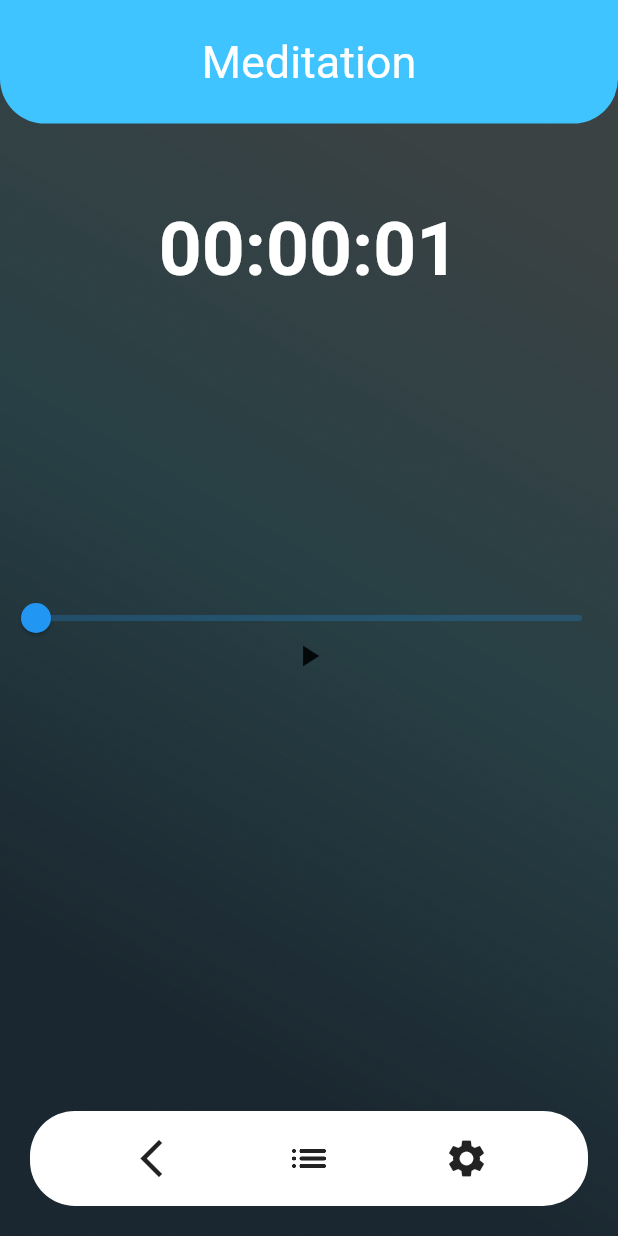
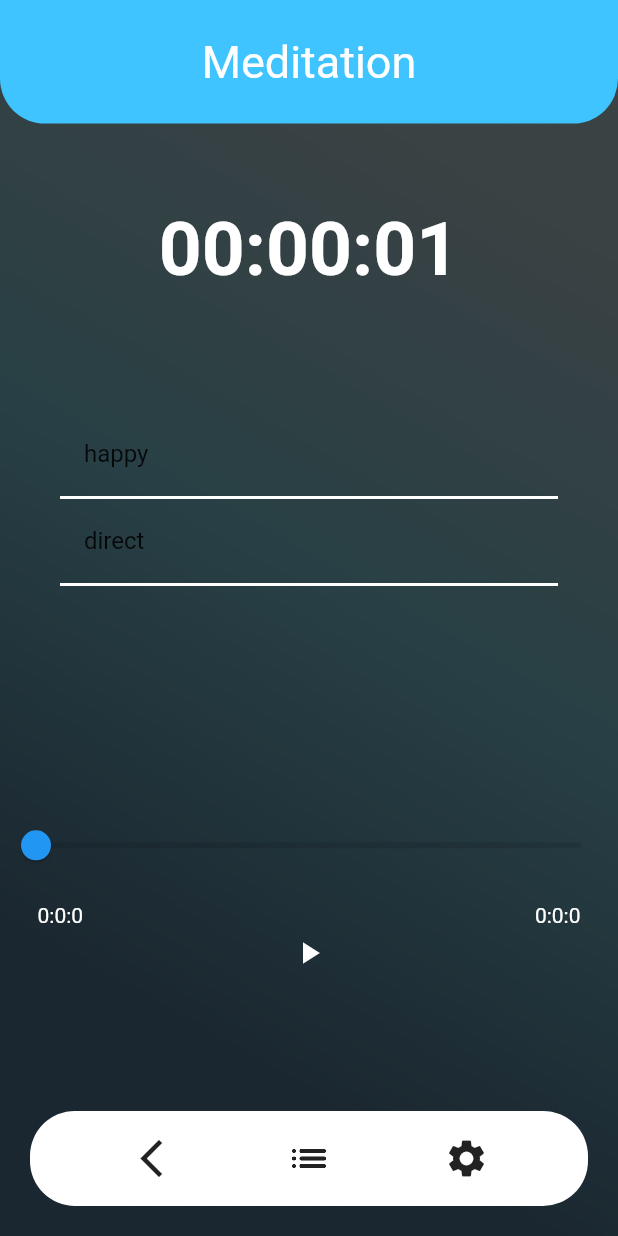
Before and after one commit to Tr1ck4/Music-focus-app, a Flutter app: the MeditationPage screen opened directly, on a phone screen of 412 x 824 dp. Run offline on Flutter 3.47's test engine with Material 2 defaults, Android fonts, the phone set to English and light mode, and no system bars; our stand-ins replace audioplayers.

Commit message:
Set up playlist and able to go back front. Music added

```diff
--- a/lib/Homepage.dart
+++ b/lib/Homepage.dart
@@ -1,4 +1,5 @@
 import 'package:flutter/material.dart';
+import 'MeditationPage.dart';
 class CustomModeButton extends StatelessWidget{
   final String mod;
   final String text;
@@ -64,7 +65,7 @@ class _MyHomePageState extends State<MyHomePage> {
                 mainAxisSize: MainAxisSize.max,
                 children: [
                   CustomModeButton(mod: "assets/meditationbox.png", text: "Meditation", onPressed: () {
-
+                    Navigator.push(context, MaterialPageRoute(builder: (context) => const MeditationPage(),));
                   },),
                   const SizedBox(height: 20,),
                   CustomModeButton(mod: "assets/workoutbox.png", text: "Workout", onPressed: () {
@@ -85,7 +86,7 @@ class _MyHomePageState extends State<MyHomePage> {
                 alignment: Alignment.bottomCenter,
                 padding: const EdgeInsets.fromLTRB(0, 0, 10,100),
                 child: IconButton(onPressed: (){}, icon: const Icon(Icons.settings,size: 50,color: Colors.white,))
-            )
+            ),
 
           ],
         )
--- a/lib/MeditationPage.dart
+++ b/lib/MeditationPage.dart
@@ -1,7 +1,7 @@
 import 'package:flutter/material.dart';
 import 'dart:async';
-import 'package:flutter/services.dart';
 import 'package:audioplayers/audioplayers.dart';
+import 'Song.dart';
 
 class MeditationPage extends StatefulWidget {
   const MeditationPage({super.key});
@@ -36,20 +36,19 @@ class _MeditationPageState extends State<MeditationPage>{
   }
   void startTimer() {
     countdownTimer =
-        Timer.periodic(Duration(seconds: 1), (_) => setCountDown());
+        Timer.periodic(const Duration(seconds: 1), (_) => setCountDown());
   }
   void stopTimer() {
     setState(() => countdownTimer!.cancel());
   }
   void resetTimer() {
     stopTimer();
-    setState(() => myDuration = Duration(seconds: 0));
+    setState(() => myDuration = const  Duration(seconds: 0));
   }
   void setCountDown() {
     const increaseSecondsBy = 1;
     setState(() {
       final seconds = myDuration.inSeconds + increaseSecondsBy;
-      final hours = myDuration.inHours;
       myDuration = Duration(seconds: seconds);
     });
   }
@@ -61,7 +60,6 @@ class _MeditationPageState extends State<MeditationPage>{
   @override
   Widget build(BuildContext context) {
     String strDigits(int n) => n.toString().padLeft(2, '0');
-    final days = strDigits(myDuration.inDays);
     final hours = strDigits(myDuration.inHours.remainder(24));
     final minutes = strDigits(myDuration.inMinutes.remainder(60));
     final seconds = strDigits(myDuration.inSeconds.remainder(60));
@@ -115,7 +113,7 @@ class _MeditationPageState extends State<MeditationPage>{
                     crossAxisAlignment: CrossAxisAlignment.center,
                     mainAxisAlignment: MainAxisAlignment.spaceEvenly,
                     children: [
-                      IconButton(onPressed: (){}, icon: const Icon(Icons.arrow_back_ios_new,size: 30,)),
+                      IconButton(focusNode: FocusNode(),onPressed: (){Navigator.pop(context);}, icon: const Icon(Icons.arrow_back_ios_new,size: 30,)),
                       IconButton(onPressed: (){}, icon: const Icon(Icons.list_rounded,size: 30,)),
                       IconButton(onPressed: (){}, icon: const Icon(Icons.settings,size: 30,))
                     ],
@@ -124,24 +122,47 @@ class _MeditationPageState extends State<MeditationPage>{
               ),
             ),
             Align(
+              alignment: Alignment.bottomCenter,
+              child: Padding(
+                padding: EdgeInsets.only(bottom: MediaQuery.of(context).size.height/3.5),
+                child: SizedBox(
+                  height: 50,
                   child: Slider(
-
+                    inactiveColor: Colors.black12,
+                    allowedInteraction: SliderInteraction.tapAndSlide,
+                    autofocus: false,
+                    focusNode: FocusNode(),
                     min: 0,
                     max: duration.inSeconds.toDouble(),
                     value: position.inSeconds.toDouble(),
-                onChanged: (value) async {
+                    onChanged: (value) {
+                      setState(() async {
                         final position = Duration(seconds:value.toInt());
                         await _audioPlayer.seek(position);
                         await _audioPlayer.resume();
+                      });
                     }
                   ),
                 ),
-            Align(
-              alignment: Alignment.center,
-              child: Padding(
-                padding: EdgeInsets.only(top: 50),
+              ),
+            ),
+            Container(
+              alignment: Alignment.bottomCenter,
+              padding: EdgeInsets.only(bottom: MediaQuery.of(context).size.height/4,left: 25,right: 25),
+              child: Row(
+                crossAxisAlignment: CrossAxisAlignment.center,
+                mainAxisAlignment: MainAxisAlignment.spaceBetween,
+                children: [
+                  Text('${position.inHours.toString()}:${position.inMinutes.toString()}:${(position.inSeconds%60).toString()}',style: const TextStyle(color: Colors.white),),
+                  Text('${duration.inHours.toString()}:${duration.inMinutes.toString()}:${(duration.inSeconds%60).toString()}',style: const TextStyle(color: Colors.white)),
+                ],
+              ),
+            ),
+            Container(
+              alignment: Alignment.bottomCenter,
+              padding: EdgeInsets.only(bottom:MediaQuery.of(context).size.height/5),
               child: IconButton(
-                  icon: const Icon(Icons.play_arrow),
+                icon: const Icon(Icons.play_arrow,color: Colors.white),
                 onPressed: () async {
                   if(isPlaying){
                     await _audioPlayer.pause();
@@ -150,9 +171,14 @@ class _MeditationPageState extends State<MeditationPage>{
                   }
                 },
               ),
-              )
-
-            )
+            ),
+            Padding(
+                padding: EdgeInsets.only(top: MediaQuery.of(context).size.height/3),
+                child: SizedBox(
+                  height: MediaQuery.of(context).size.height/4,
+                  child: Playlist(list_name: 'Meditation', playlist: meditation),
+                ),
+            ),
           ],
         ),
       ),
--- /dev/null
+++ b/lib/Song.dart
@@ -0,0 +1,33 @@
+import 'package:flutter/material.dart';
+
+class Song{
+  final String name;
+  final String asset;
+  Song(this.name, this.asset);
+}
+List<Song> meditation =  [Song('happy','audio/music.mp3'),Song('direct', 'audio/direct.mp3')];
+class Playlist extends StatefulWidget{
+  final String list_name;
+  final List<Song> playlist ;
+  const Playlist({super.key, required this.list_name, required this.playlist});
+  @override
+  State<Playlist> createState()=>_PlaylistState();
+}
+class _PlaylistState extends State<Playlist>{
+  @override
+  Widget build(BuildContext context) {
+    return ListView.builder(
+          padding: const EdgeInsets.symmetric(horizontal: 40),
+          itemCount: widget.playlist.length,
+          itemBuilder: (context, index) => Container(
+            decoration: const BoxDecoration(
+              border: Border(bottom: BorderSide(color: Colors.white,width: 2))
+            ),
+            child:ListTile(
+                title: Text(widget.playlist[index].name)
+            )
+          )
+    );
+  }
+
+}
--- a/lib/main.dart
+++ b/lib/main.dart
@@ -18,7 +18,7 @@ class MyApp extends StatelessWidget {
       theme: ThemeData(
         primarySwatch: Colors.blue,
       ),
-      home: const MeditationPage(),
+      home: const MyHomePage(),
     );
   }
 }
--- a/pubspec.yaml
+++ b/pubspec.yaml
@@ -67,6 +67,7 @@ flutter:
     - assets/workoutbox.png
     - assets/Meditationpage.png
     - assets/audio/music.mp3
+    - assets/audio/direct.mp3
   # To add assets to your application, add an assets section, like this:
   # assets:
   #   - images/a_dot_burr.jpeg
```
Also changed, not shown: 1 other file. Lines whose indentation alone changed are shown as unchanged.
